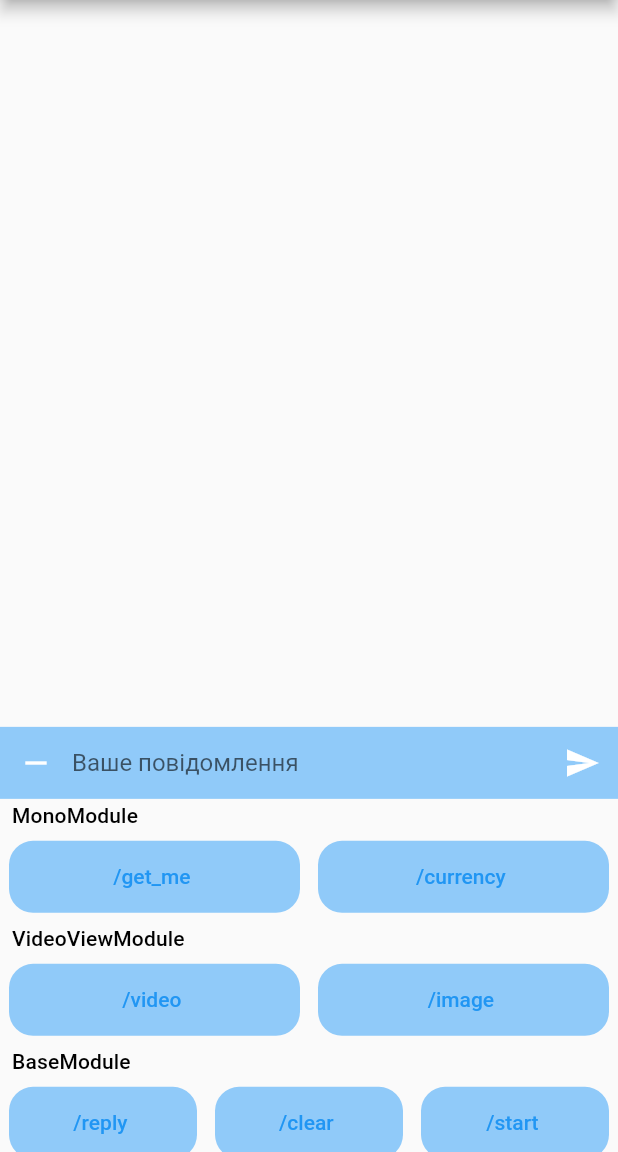
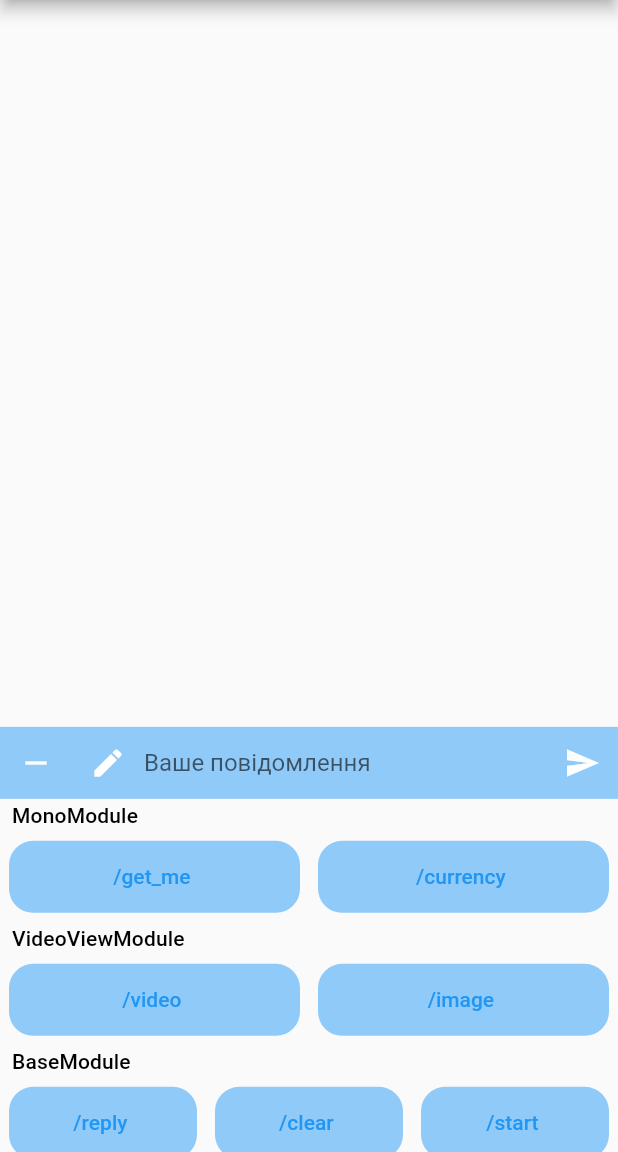
Before and after one commit to nicourrrn/chat-bot, a Flutter app: the screen it shows after launch, after a tap on the "add" icon, on a phone screen of 412 x 824 dp, the part 84-1236 px from its top. Run offline on Flutter 3.47's test engine with Material 2 defaults, Android fonts, the phone set to English and light mode, and no system bars; our stand-ins replace file_picker, video_player; missing offline and left inert: monobank_api.

Commit message:
Add menu for send data

```diff
--- a/lib/screen/root.dart
+++ b/lib/screen/root.dart
@@ -7,11 +7,20 @@ import 'package:chat_bot/api/api.dart';
 
 class ScreenState extends ChangeNotifier {
   var _showCommands = false;
+  var _showSendFile = false;
 
   bool get showCommands => _showCommands;
+  bool get showSendFile => _showSendFile;
+
+  changeShowSendFile() {
+    _showSendFile = !_showSendFile;
+    _showCommands = false;
+    notifyListeners();
+  }
 
   changeShowCommands() {
     _showCommands = !_showCommands;
+    _showSendFile = false;
     notifyListeners();
   }
 }
@@ -129,6 +138,14 @@ class MainScreen extends StatelessWidget {
                     elevation: 0,
                     backgroundColor: Theme.of(context).backgroundColor,
                     onPressed: screenState.changeShowCommands),
+                FloatingActionButton.small(
+                  heroTag: 'showFiles',
+                  child: const Icon(Icons.create),
+                  shape: const CircleBorder(),
+                  elevation: 0,
+                  backgroundColor: Theme.of(context).backgroundColor,
+                  onPressed: screenState.changeShowSendFile,
+                ),
                 Expanded(
                     child: TextField(
                         controller: userTextCtrl,
@@ -157,7 +174,18 @@ class MainScreen extends StatelessWidget {
                   : 0,
               child: ListView(
                 children: getCommandsHelper(bot, context),
-              ))
+              )),
+          SizedBox(
+            height: screenState.showSendFile
+                ? MediaQuery.of(context).size.height / 3.5
+                : 0,
+            child: ListView(
+              children: [
+                ElevatedButton(onPressed: () => bot.doAndAddCommand(context, ['/video', '']), child: const Text('Video')),
+                ElevatedButton(onPressed: () => bot.doAndAddCommand(context, ['/image', '']), child: const Text('Image'))
+              ],
+            )
+          )
         ]));
   }
 }
```
